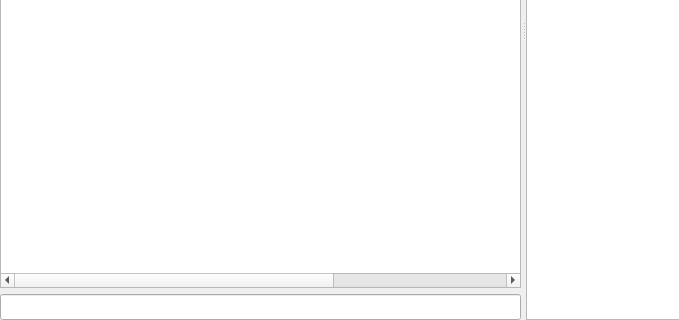
The window that src/_res/chat/channel.ui (FAForever/client) describes before a commit, drawn with Qt 5; both pictures show x 0 to 679 and y 260 to 580 of the 782 by 580 pixel window.
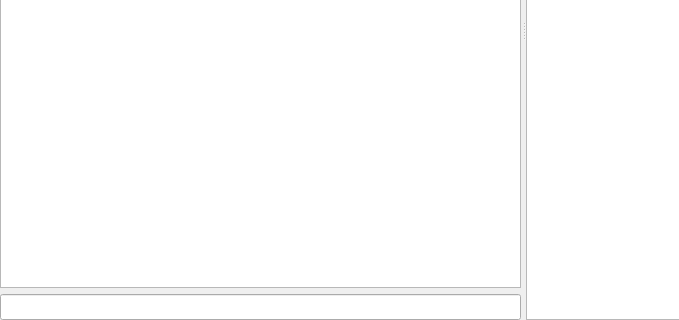
The same window after the commit. Custom widgets are drawn as their Qt base class.

Commit message: Fixed a wrapping issue and improved some margins.

```diff
--- a/src/_res/chat/channel.ui
+++ b/src/_res/chat/channel.ui
@@ -59,6 +59,12 @@
          <property name="focusPolicy">
           <enum>Qt::NoFocus</enum>
          </property>
+         <property name="verticalScrollBarPolicy">
+          <enum>Qt::ScrollBarAsNeeded</enum>
+         </property>
+         <property name="horizontalScrollBarPolicy">
+          <enum>Qt::ScrollBarAlwaysOff</enum>
+         </property>
          <property name="autoFormatting">
           <set>QTextEdit::AutoNone</set>
          </property>
```
The commit also changes 2 other files.
